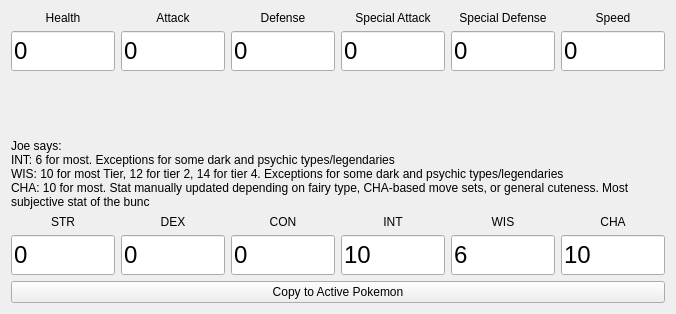
Above: creator/res/ui/StatsCalculator.ui from Jerakin/FakemonCreator before the change. Below: the same form after it.
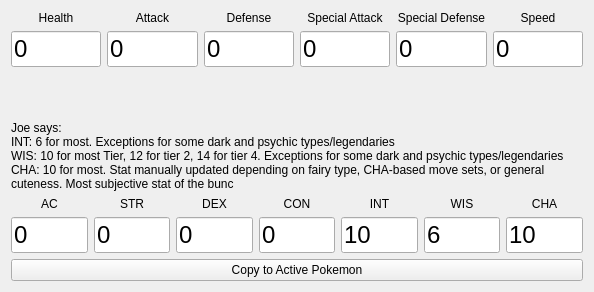
That is the form after the change. Custom widgets are drawn as their Qt base class.

Commit message: Added AC to the estimator

Diff of the .ui file:
```diff
--- a/creator/res/ui/StatsCalculator.ui
+++ b/creator/res/ui/StatsCalculator.ui
@@ -6,8 +6,8 @@
    <rect>
     <x>0</x>
     <y>0</y>
-    <width>676</width>
-    <height>314</height>
+    <width>594</width>
+    <height>292</height>
    </rect>
   </property>
   <property name="windowTitle">
@@ -18,12 +18,6 @@
     <layout class="QGridLayout" name="gridLayout_6">
      <item row="5" column="1">
       <widget class="QLineEdit" name="attack">
-       <property name="minimumSize">
-        <size>
-         <width>40</width>
-         <height>40</height>
-        </size>
-       </property>
        <property name="font">
         <font>
          <pointsize>18</pointsize>
@@ -36,12 +30,6 @@
      </item>
      <item row="5" column="2">
       <widget class="QLineEdit" name="defense">
-       <property name="minimumSize">
-        <size>
-         <width>40</width>
-         <height>40</height>
-        </size>
-       </property>
        <property name="font">
         <font>
          <pointsize>18</pointsize>
@@ -64,12 +52,6 @@
      </item>
      <item row="5" column="4">
       <widget class="QLineEdit" name="s_defense">
-       <property name="minimumSize">
-        <size>
-         <width>40</width>
-         <height>40</height>
-        </size>
-       </property>
        <property name="font">
         <font>
          <pointsize>18</pointsize>
@@ -82,12 +64,6 @@
      </item>
      <item row="5" column="3">
       <widget class="QLineEdit" name="s_attack">
-       <property name="minimumSize">
-        <size>
-         <width>40</width>
-         <height>40</height>
-        </size>
-       </property>
        <property name="font">
         <font>
          <pointsize>18</pointsize>
@@ -120,12 +96,6 @@
      </item>
      <item row="5" column="0">
       <widget class="QLineEdit" name="health">
-       <property name="minimumSize">
-        <size>
-         <width>40</width>
-         <height>40</height>
-        </size>
-       </property>
        <property name="font">
         <font>
          <pointsize>18</pointsize>
@@ -138,12 +108,6 @@
      </item>
      <item row="5" column="5">
       <widget class="QLineEdit" name="speed">
-       <property name="minimumSize">
-        <size>
-         <width>40</width>
-         <height>40</height>
-        </size>
-       </property>
        <property name="font">
         <font>
          <pointsize>18</pointsize>
@@ -214,7 +178,97 @@
    </item>
    <item>
     <layout class="QGridLayout" name="gridLayout_5">
+     <item row="0" column="4">
+      <widget class="ExtendedLabel" name="INT_label">
+       <property name="text">
+        <string>INT</string>
+       </property>
+       <property name="alignment">
+        <set>Qt::AlignCenter</set>
+       </property>
+      </widget>
+     </item>
+     <item row="0" column="6">
+      <widget class="ExtendedLabel" name="CHA_label">
+       <property name="text">
+        <string>CHA</string>
+       </property>
+       <property name="alignment">
+        <set>Qt::AlignCenter</set>
+       </property>
+      </widget>
+     </item>
+     <item row="1" column="1">
+      <widget class="QLineEdit" name="STR">
+       <property name="font">
+        <font>
+         <pointsize>18</pointsize>
+        </font>
+       </property>
+       <property name="text">
+        <string>0</string>
+       </property>
+      </widget>
+     </item>
+     <item row="1" column="4">
+      <widget class="QLineEdit" name="INT">
+       <property name="font">
+        <font>
+         <pointsize>18</pointsize>
+        </font>
+       </property>
+       <property name="text">
+        <string>10</string>
+       </property>
+      </widget>
+     </item>
+     <item row="1" column="3">
+      <widget class="QLineEdit" name="CON">
+       <property name="font">
+        <font>
+         <pointsize>18</pointsize>
+        </font>
+       </property>
+       <property name="text">
+        <string>0</string>
+       </property>
+      </widget>
+     </item>
      <item row="0" column="1">
+      <widget class="ExtendedLabel" name="STR_label">
+       <property name="text">
+        <string>STR</string>
+       </property>
+       <property name="alignment">
+        <set>Qt::AlignCenter</set>
+       </property>
+      </widget>
+     </item>
+     <item row="1" column="2">
+      <widget class="QLineEdit" name="DEX">
+       <property name="font">
+        <font>
+         <pointsize>18</pointsize>
+        </font>
+       </property>
+       <property name="text">
+        <string>0</string>
+       </property>
+      </widget>
+     </item>
+     <item row="1" column="5">
+      <widget class="QLineEdit" name="WIS">
+       <property name="font">
+        <font>
+         <pointsize>18</pointsize>
+        </font>
+       </property>
+       <property name="text">
+        <string>6</string>
+       </property>
+      </widget>
+     </item>
+     <item row="0" column="2">
       <widget class="ExtendedLabel" name="DEX_label">
        <property name="text">
         <string>DEX</string>
@@ -224,14 +278,8 @@
        </property>
       </widget>
      </item>
-     <item row="1" column="5">
+     <item row="1" column="6">
       <widget class="QLineEdit" name="CHA">
-       <property name="minimumSize">
-        <size>
-         <width>40</width>
-         <height>40</height>
-        </size>
-       </property>
        <property name="font">
         <font>
          <pointsize>18</pointsize>
@@ -242,45 +290,7 @@
        </property>
       </widget>
      </item>
-     <item row="0" column="0">
-      <widget class="ExtendedLabel" name="STR_label">
-       <property name="text">
-        <string>STR</string>
-       </property>
-       <property name="alignment">
-        <set>Qt::AlignCenter</set>
-       </property>
-      </widget>
-     </item>
      <item row="0" column="5">
-      <widget class="ExtendedLabel" name="CHA_label">
-       <property name="text">
-        <string>CHA</string>
-       </property>
-       <property name="alignment">
-        <set>Qt::AlignCenter</set>
-       </property>
-      </widget>
-     </item>
-     <item row="1" column="3">
-      <widget class="QLineEdit" name="INT">
-       <property name="minimumSize">
-        <size>
-         <width>40</width>
-         <height>40</height>
-        </size>
-       </property>
-       <property name="font">
-        <font>
-         <pointsize>18</pointsize>
-        </font>
-       </property>
-       <property name="text">
-        <string>10</string>
-       </property>
-      </widget>
-     </item>
-     <item row="0" column="4">
       <widget class="ExtendedLabel" name="WIS_label">
        <property name="text">
         <string>WIS</string>
@@ -290,71 +300,7 @@
        </property>
       </widget>
      </item>
-     <item row="1" column="0">
-      <widget class="QLineEdit" name="STR">
-       <property name="minimumSize">
-        <size>
-         <width>40</width>
-         <height>40</height>
-        </size>
-       </property>
-       <property name="font">
-        <font>
-         <pointsize>18</pointsize>
-        </font>
-       </property>
-       <property name="text">
-        <string>0</string>
-       </property>
-      </widget>
-     </item>
      <item row="0" column="3">
-      <widget class="ExtendedLabel" name="INT_label">
-       <property name="text">
-        <string>INT</string>
-       </property>
-       <property name="alignment">
-        <set>Qt::AlignCenter</set>
-       </property>
-      </widget>
-     </item>
-     <item row="1" column="4">
-      <widget class="QLineEdit" name="WIS">
-       <property name="minimumSize">
-        <size>
-         <width>40</width>
-         <height>40</height>
-        </size>
-       </property>
-       <property name="font">
-        <font>
-         <pointsize>18</pointsize>
-        </font>
-       </property>
-       <property name="text">
-        <string>6</string>
-       </property>
-      </widget>
-     </item>
-     <item row="1" column="2">
-      <widget class="QLineEdit" name="CON">
-       <property name="minimumSize">
-        <size>
-         <width>40</width>
-         <height>40</height>
-        </size>
-       </property>
-       <property name="font">
-        <font>
-         <pointsize>18</pointsize>
-        </font>
-       </property>
-       <property name="text">
-        <string>0</string>
-       </property>
-      </widget>
-     </item>
-     <item row="0" column="2">
       <widget class="ExtendedLabel" name="CON_label">
        <property name="text">
         <string>CON</string>
@@ -364,14 +310,18 @@
        </property>
       </widget>
      </item>
-     <item row="1" column="1">
-      <widget class="QLineEdit" name="DEX">
-       <property name="minimumSize">
-        <size>
-         <width>40</width>
-         <height>40</height>
-        </size>
+     <item row="0" column="0">
+      <widget class="ExtendedLabel" name="AC_label">
+       <property name="text">
+        <string>AC</string>
        </property>
+       <property name="alignment">
+        <set>Qt::AlignCenter</set>
+       </property>
+      </widget>
+     </item>
+     <item row="1" column="0">
+      <widget class="QLineEdit" name="AC">
        <property name="font">
         <font>
          <pointsize>18</pointsize>
```
The commit also changes 2 other files.
